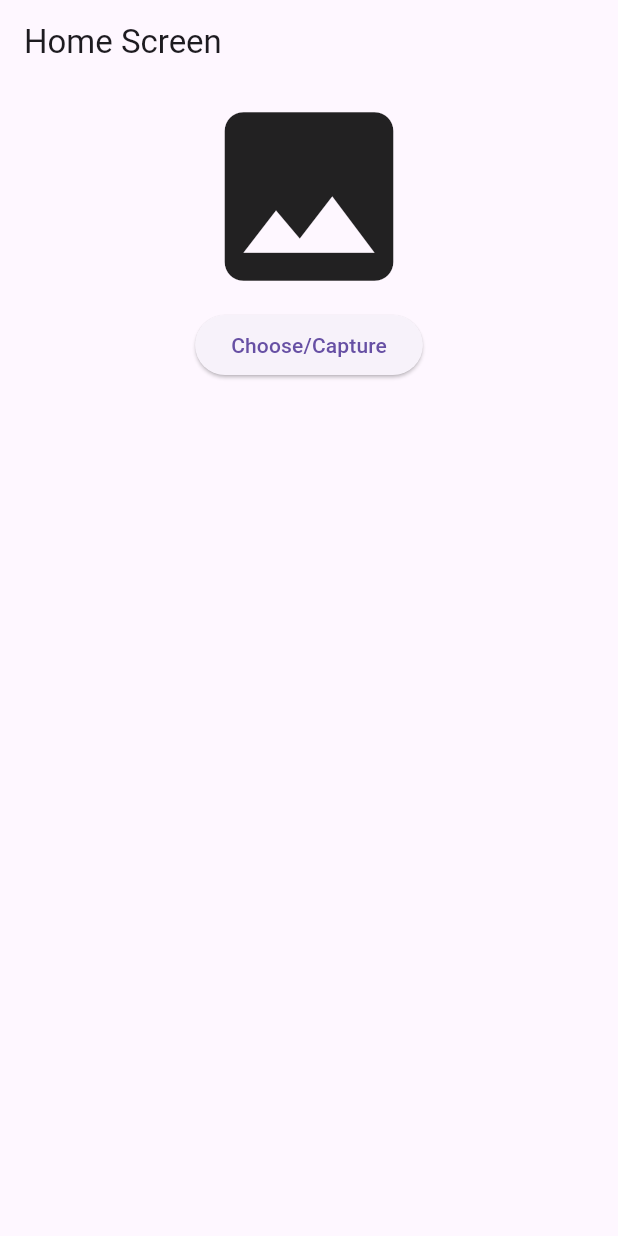
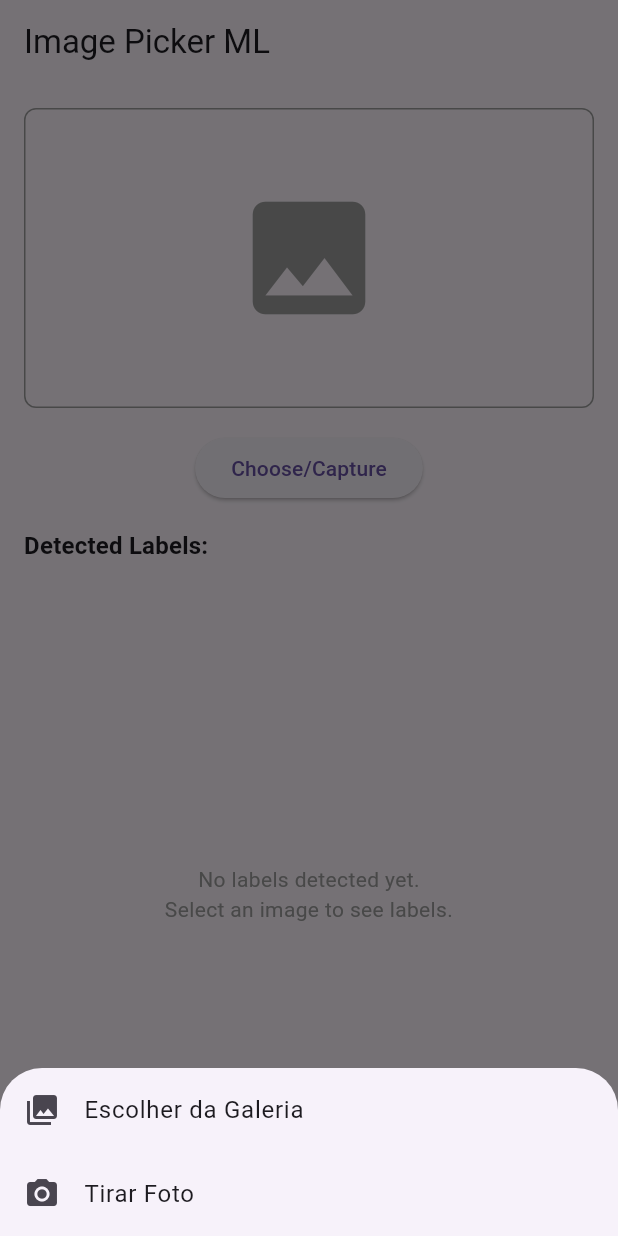
Before and after one commit to joaoconstancio1/image_picker_ml, a Flutter app: the screen it shows after launch, after a tap on "Choose/Capture", on a phone screen of 412 x 824 dp. Run offline on Flutter 3.47's test engine with Material 3 defaults, Android fonts, the phone set to English and light mode, and no system bars; our stand-ins replace camera, image_picker; missing offline and left inert: google_mlkit_image_labeling.

Commit message:
Refactor project structure: remove Home widget, add CameraPage and ImagePickerPage, update dependencies

```diff
--- a/lib/home.dart
+++ /dev/null
@@ -1,34 +0,0 @@
-import 'dart:io';
-
-import 'package:flutter/material.dart';
-
-class Home extends StatefulWidget {
-  const Home({super.key});
-
-  @override
-  State<Home> createState() => _HomeState();
-}
-
-class _HomeState extends State<Home> {
-  File? image;
-
-  @override
-  Widget build(BuildContext context) {
-    return Scaffold(
-      appBar: AppBar(title: const Text('Home Screen')),
-      body: Center(
-        child: Column(
-          children: [
-            image == null
-                ? const Icon(Icons.image, size: 150)
-                : Image.file(image!),
-            ElevatedButton(
-              onPressed: () {},
-              child: const Text('Choose/Capture'),
-            ),
-          ],
-        ),
-      ),
-    );
-  }
-}
--- /dev/null
+++ b/lib/image_picker_page.dart
@@ -0,0 +1,207 @@
+import 'dart:io';
+
+import 'package:flutter/material.dart';
+import 'package:google_mlkit_image_labeling/google_mlkit_image_labeling.dart';
+import 'package:image_picker/image_picker.dart';
+
+class ImagePickerPage extends StatefulWidget {
+  const ImagePickerPage({super.key});
+
+  @override
+  State<ImagePickerPage> createState() => _ImagePickerPageState();
+}
+
+class _ImagePickerPageState extends State<ImagePickerPage> {
+  ImageLabelerOptions options = ImageLabelerOptions(confidenceThreshold: 0.6);
+
+  late final ImageLabeler _labeler = ImageLabeler(options: options);
+  final ImagePicker _picker = ImagePicker();
+  File? image;
+  List<ImageLabel> labels = [];
+
+  @override
+  Widget build(BuildContext context) {
+    return Scaffold(
+      appBar: AppBar(title: const Text('Image Picker ML')),
+      body: Padding(
+        padding: const EdgeInsets.all(16.0),
+        child: Column(
+          children: [
+            // Image section - smaller size
+            Container(
+              height: 200,
+              width: double.infinity,
+              decoration: BoxDecoration(
+                border: Border.all(color: Colors.grey),
+                borderRadius: BorderRadius.circular(8),
+              ),
+              child: image == null
+                  ? const Icon(Icons.image, size: 100, color: Colors.grey)
+                  : ClipRRect(
+                      borderRadius: BorderRadius.circular(8),
+                      child: Image.file(
+                        image!,
+                        height: 200,
+                        width: double.infinity,
+                        fit: BoxFit.cover,
+                      ),
+                    ),
+            ),
+            const SizedBox(height: 16),
+            // Button
+            ElevatedButton(
+              onPressed: () {
+                showImagePickerBottomSheet();
+              },
+              child: const Text('Choose/Capture'),
+            ),
+            const SizedBox(height: 16),
+            // Labels section
+            Expanded(
+              child: Column(
+                crossAxisAlignment: CrossAxisAlignment.start,
+                children: [
+                  Text(
+                    'Detected Labels:',
+                    style: Theme.of(context).textTheme.titleMedium?.copyWith(
+                      fontWeight: FontWeight.bold,
+                    ),
+                  ),
+                  const SizedBox(height: 8),
+                  Expanded(
+                    child: labels.isEmpty
+                        ? const Center(
+                            child: Text(
+                              'No labels detected yet.\nSelect an image to see labels.',
+                              textAlign: TextAlign.center,
+                              style: TextStyle(color: Colors.grey),
+                            ),
+                          )
+                        : ListView.builder(
+                            itemCount: labels.length,
+                            itemBuilder: (context, index) {
+                              final label = labels[index];
+                              return Card(
+                                child: ListTile(
+                                  leading: CircleAvatar(
+                                    backgroundColor: Colors.blue,
+                                    child: Text(
+                                      '${index + 1}',
+                                      style: const TextStyle(
+                                        color: Colors.white,
+                                      ),
+                                    ),
+                                  ),
+                                  title: Text(
+                                    label.label,
+                                    style: const TextStyle(
+                                      fontWeight: FontWeight.bold,
+                                    ),
+                                  ),
+                                  subtitle: Text(
+                                    'Confidence: ${(label.confidence * 100).toStringAsFixed(1)}%',
+                                  ),
+                                  trailing: Icon(
+                                    Icons.verified,
+                                    color: label.confidence > 0.8
+                                        ? Colors.green
+                                        : label.confidence > 0.6
+                                        ? Colors.orange
+                                        : Colors.red,
+                                  ),
+                                ),
+                              );
+                            },
+                          ),
+                  ),
+                ],
+              ),
+            ),
+          ],
+        ),
+      ),
+    );
+  }
+
+  imageLabeling() async {
+    if (image == null) {
+      debugPrint('No image selected for labeling');
+      return;
+    }
+
+    try {
+      InputImage inputImage = InputImage.fromFile(image!);
+
+      final List<ImageLabel> detectedLabels = await _labeler.processImage(
+        inputImage,
+      );
+
+      setState(() {
+        labels = detectedLabels;
+      });
+
+      for (ImageLabel label in detectedLabels) {
+        final String text = label.label;
+        final int index = label.index;
+        final double confidence = label.confidence;
+        debugPrint('Label: $text, Index: $index, Confidence: $confidence');
+      }
+    } catch (e) {
+      debugPrint('Error during image labeling: $e');
+      setState(() {
+        labels = [];
+      });
+    }
+  }
+
+  chooseImage() async {
+    final XFile? pickedFile = await _picker.pickImage(
+      source: ImageSource.gallery,
+    );
+    if (pickedFile != null) {
+      setState(() {
+        image = File(pickedFile.path);
+      });
+      await imageLabeling();
+    }
+  }
+
+  captureImage() async {
+    final XFile? pickedFile = await _picker.pickImage(
+      source: ImageSource.camera,
+    );
+    if (pickedFile != null) {
+      setState(() {
+        image = File(pickedFile.path);
+      });
+      await imageLabeling();
+    }
+  }
+
+  showImagePickerBottomSheet() {
+    showModalBottomSheet(
+      context: context,
+      builder: (context) => Column(
+        mainAxisSize: MainAxisSize.min,
+        children: [
+          ListTile(
+            leading: const Icon(Icons.photo_library),
+            title: const Text('Escolher da Galeria'),
+            onTap: () {
+              Navigator.pop(context);
+              chooseImage();
+            },
+          ),
+          ListTile(
+            leading: const Icon(Icons.camera_alt),
+            title: const Text('Tirar Foto'),
+            onTap: () {
+              Navigator.pop(context);
+              captureImage();
+            },
+          ),
+        ],
+      ),
+    );
+  }
+}
--- a/lib/main.dart
+++ b/lib/main.dart
@@ -1,7 +1,9 @@
 import 'package:flutter/material.dart';
-import 'package:image_picker_ml/home.dart';
+import 'package:image_picker_ml/camera_page.dart';
+import 'package:image_picker_ml/image_picker_page.dart';
 
 void main() async {
+  WidgetsFlutterBinding.ensureInitialized();
   runApp(const MyApp());
 }
 
@@ -13,7 +15,7 @@ class MyApp extends StatelessWidget {
     return MaterialApp(
       title: 'Modular Clean Login',
       theme: ThemeData(primarySwatch: Colors.blue),
-      home: Home(),
+      home: ImagePickerPage(),
     );
   }
 }
--- a/pubspec.yaml
+++ b/pubspec.yaml
@@ -33,6 +33,8 @@ dependencies:
 
   cupertino_icons: ^1.0.8
   image_picker: ^1.2.0
+  camera: ^0.11.2
+  google_mlkit_image_labeling: ^0.14.1
 
 
 dev_dependencies:
```
Also changed, not shown: lib/camera_page.dart (added, +57 -0 lines), pubspec.lock.
